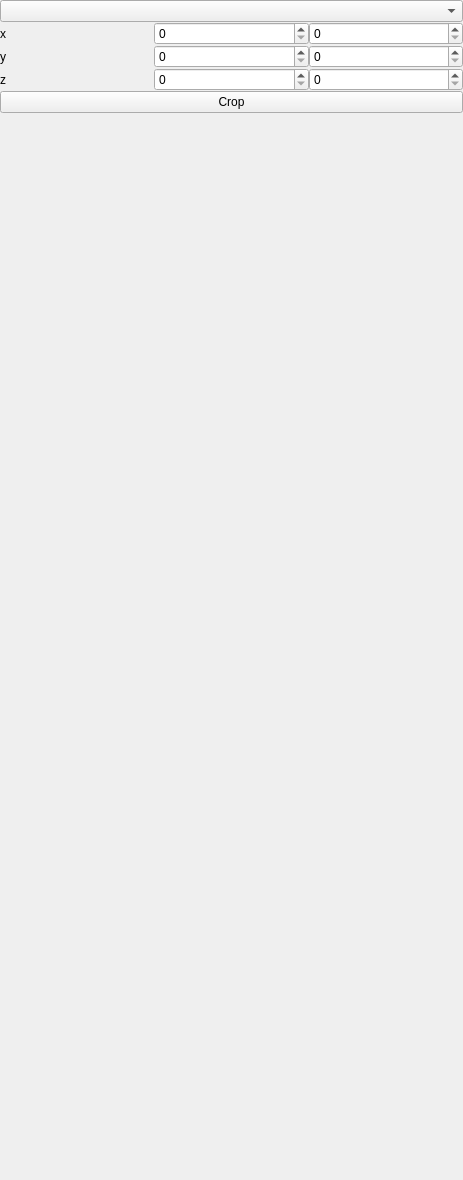
Old version of the form src/CustomRegistration/Resources/UI/Panel.ui in the repository bastiensoucasse/pfe.
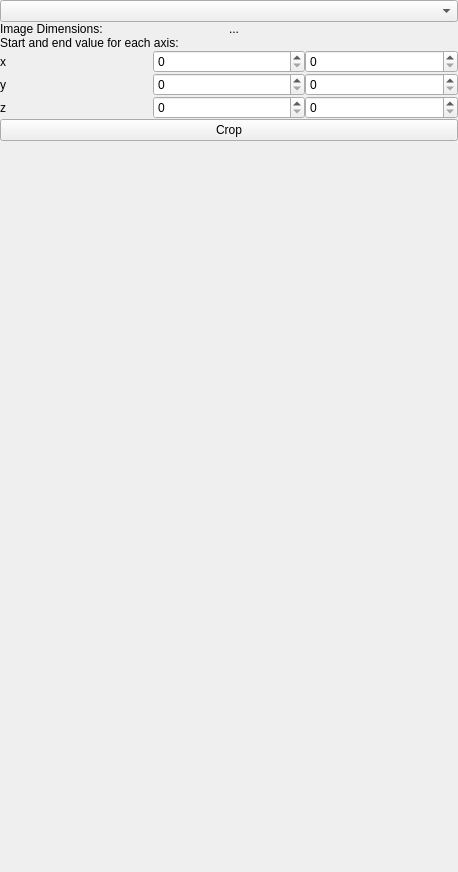
New version of the form. Custom widgets are drawn as their Qt base class.

Commit message: Added displaying of current volume's dimensions & automatic loading of cropped volume

Patch:
```diff
--- a/src/CustomRegistration/Resources/UI/Panel.ui
+++ b/src/CustomRegistration/Resources/UI/Panel.ui
@@ -6,16 +6,40 @@
    <rect>
     <x>0</x>
     <y>0</y>
-    <width>463</width>
-    <height>1180</height>
+    <width>458</width>
+    <height>872</height>
    </rect>
   </property>
   <property name="windowTitle">
    <string>Project PROUT</string>
   </property>
   <layout class="QVBoxLayout" name="panelVerticalLayout">
+   <item>
+    <widget class="QComboBox" name="volume"/>
+   </item>
+   <item>
+    <layout class="QHBoxLayout" name="image_data">
+     <item>
+      <widget class="QLabel" name="dim_text_label">
+       <property name="text">
+        <string>Image Dimensions:</string>
+       </property>
+      </widget>
+     </item>
+     <item>
+      <widget class="QLabel" name="dim_label">
+       <property name="text">
+        <string>...</string>
+       </property>
+      </widget>
+     </item>
+    </layout>
+   </item>
    <item>
     <widget class="ctkCollapsibleButton" name="CroppingCollapsibleWidget" native="true">
+     <property name="enabled">
+      <bool>true</bool>
+     </property>
      <property name="text" stdset="0">
       <string>Cropping</string>
      </property>
@@ -24,7 +48,11 @@
      </property>
      <layout class="QVBoxLayout" name="verticalLayout">
    <item>
-    <widget class="QComboBox" name="volume"/>
+       <widget class="QLabel" name="input_label">
+        <property name="text">
+         <string>Start and end value for each axis:</string>
+        </property>
+       </widget>
    </item>
    <item>
     <layout class="QGridLayout" name="crop_interface">
@@ -84,13 +112,10 @@
      <property name="orientation">
       <enum>Qt::Vertical</enum>
      </property>
-     <property name="sizeType">
-      <enum>QSizePolicy::MinimumExpanding</enum>
-     </property>
      <property name="sizeHint" stdset="0">
       <size>
-       <width>0</width>
-       <height>0</height>
+       <width>20</width>
+       <height>40</height>
       </size>
      </property>
     </spacer>
@@ -99,12 +124,6 @@
  </widget>
  <layoutdefault spacing="0" margin="0"/>
  <customwidgets>
-  <customwidget>
-   <class>qSlicerWidget</class>
-   <extends>QWidget</extends>
-   <header>qSlicerWidget.h</header>
-   <container>1</container>
-  </customwidget>
   <customwidget>
    <class>ctkCollapsibleButton</class>
    <extends>QWidget</extends>
@@ -112,9 +131,10 @@
    <container>1</container>
   </customwidget>
   <customwidget>
-   <class>ctkFittedTextBrowser</class>
-   <extends>QTextBrowser</extends>
-   <header>ctkFittedTextBrowser.h</header>
+   <class>qSlicerWidget</class>
+   <extends>QWidget</extends>
+   <header>qSlicerWidget.h</header>
+   <container>1</container>
   </customwidget>
  </customwidgets>
  <resources/>
```
Left out of the diff: 22 changed lines with no effect on the pictures. Lines whose indentation alone changed are shown as unchanged. The commit also changes 1 other file.
